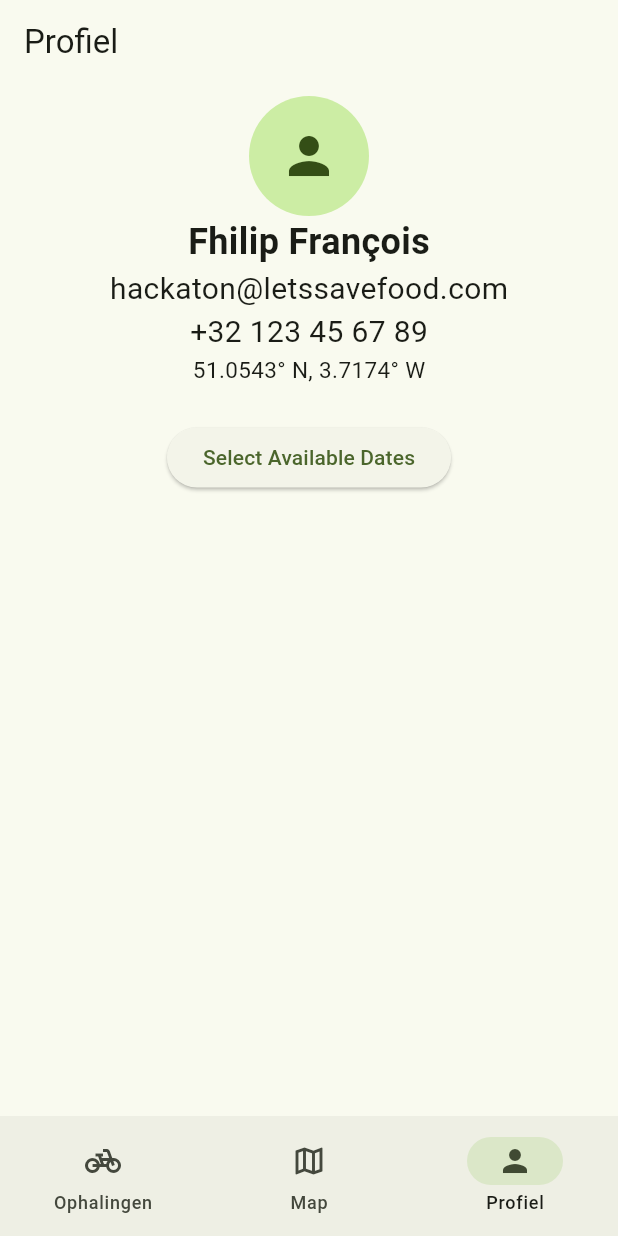
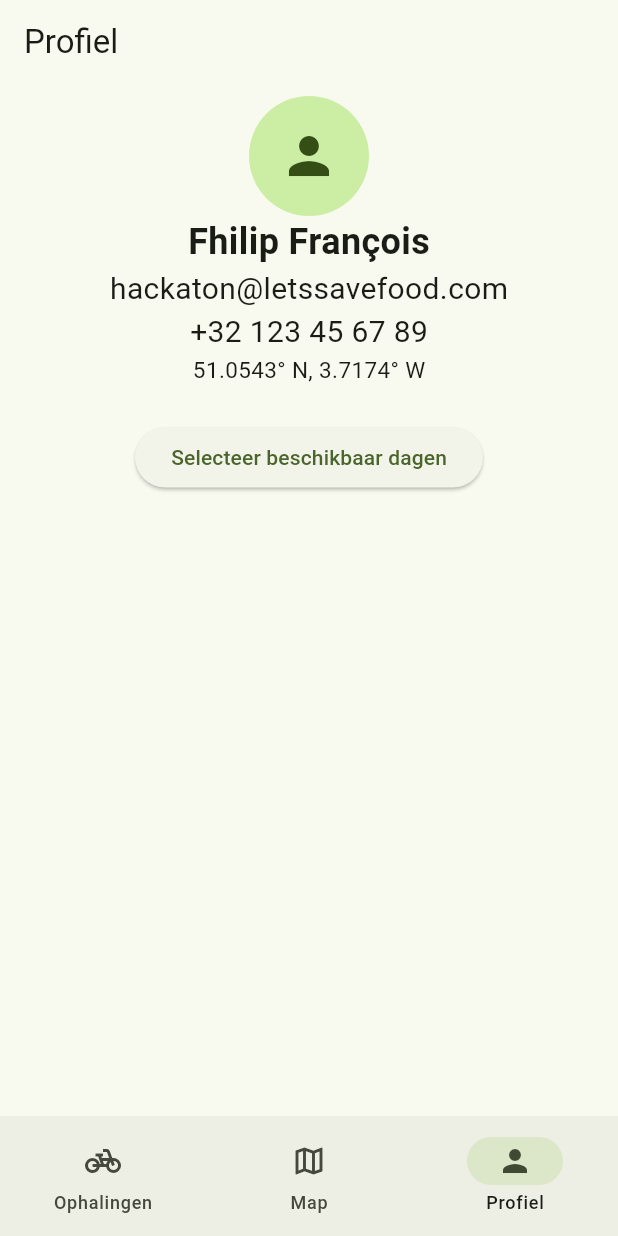
Before and after one commit to weAreHackaton/hackaton2025_6, a Flutter app: the screen it shows after launch, item 3 of the bottom bar chosen, on a phone screen of 412 x 824 dp. Run offline on Flutter 3.47's test engine with Material 3 defaults, Android fonts, the phone set to English and light mode, and no system bars; our stand-ins replace equatable, flutter_map, latlong2; missing offline and left inert: day_picker.

Commit message:
test flexible width

```diff
--- a/lib/profiel/views/profiel_page.dart
+++ b/lib/profiel/views/profiel_page.dart
@@ -30,10 +30,10 @@ class _ProfielPageState extends State<ProfielPage> {
   int radius = 5;
 
   final TextEditingController _startTimeController = TextEditingController(
-    text: "Not selected",
+    text: "Niet geselecteerd",
   );
   final TextEditingController _endTimeController = TextEditingController(
-    text: "Not selected",
+    text: "Niet geselecteerd",
   );
 
   @override
@@ -54,22 +54,28 @@ class _ProfielPageState extends State<ProfielPage> {
       context: context,
       builder: (context) {
         return AlertDialog(
-          title: const Text("Select Available Days and Times"),
+          title: const Text("Selecteer beschibare dagen en tijd"),
           content: Column(
             mainAxisSize: MainAxisSize.min,
             children: [
-              SelectWeekDays(
+              Padding(
+                padding: const EdgeInsets.all(8.0),
+                child: SelectWeekDays(
                   key: customWidgetKey,
                   fontSize: 14,
                   fontWeight: FontWeight.w500,
                   days: _days,
                   border: false,
+                  // Use MediaQuery to dynamically adjust the width
+                  width: MediaQuery.of(context).size.width * 0.8, // Adjust as per requirement
                   boxDecoration: BoxDecoration(
                     color: Colors.blue.shade100,
                     borderRadius: BorderRadius.circular(30.0),
                   ),
                   onSelect: (values) {},
                 ),
+              ),
+
               const SizedBox(height: 20),
               ElevatedButton(
                 onPressed: () async {
@@ -84,14 +90,14 @@ class _ProfielPageState extends State<ProfielPage> {
                     });
                   }
                 },
-                child: const Text("Select Start Time"),
+                child: const Text("Selecteer start tijd"),
               ),
               const SizedBox(height: 10),
               TextField(
                 controller: _startTimeController,
                 readOnly: true,
                 decoration: const InputDecoration(
-                  labelText: "Start Time",
+                  labelText: "Start tijd",
                   border: InputBorder.none,
                   isDense: true,
                 ),
@@ -110,7 +116,7 @@ class _ProfielPageState extends State<ProfielPage> {
                     });
                   }
                 },
-                child: const Text("Select End Time"),
+                child: const Text("Selecteer einde"),
               ),
               const SizedBox(height: 10),
               TextField(
@@ -215,7 +221,7 @@ class _ProfielPageState extends State<ProfielPage> {
                       onPressed: () {
                         _openDayTimePicker(context);
                       },
-                      child: const Text("Select Available Dates"),
+                      child: const Text("Selecteer beschikbaar dagen"),
                     ),
                     ...selectedDayTimes.map((dt) {
                       final day = dt.day.dayKey.capitalize();
```
Lines whose indentation alone changed are shown as unchanged.
